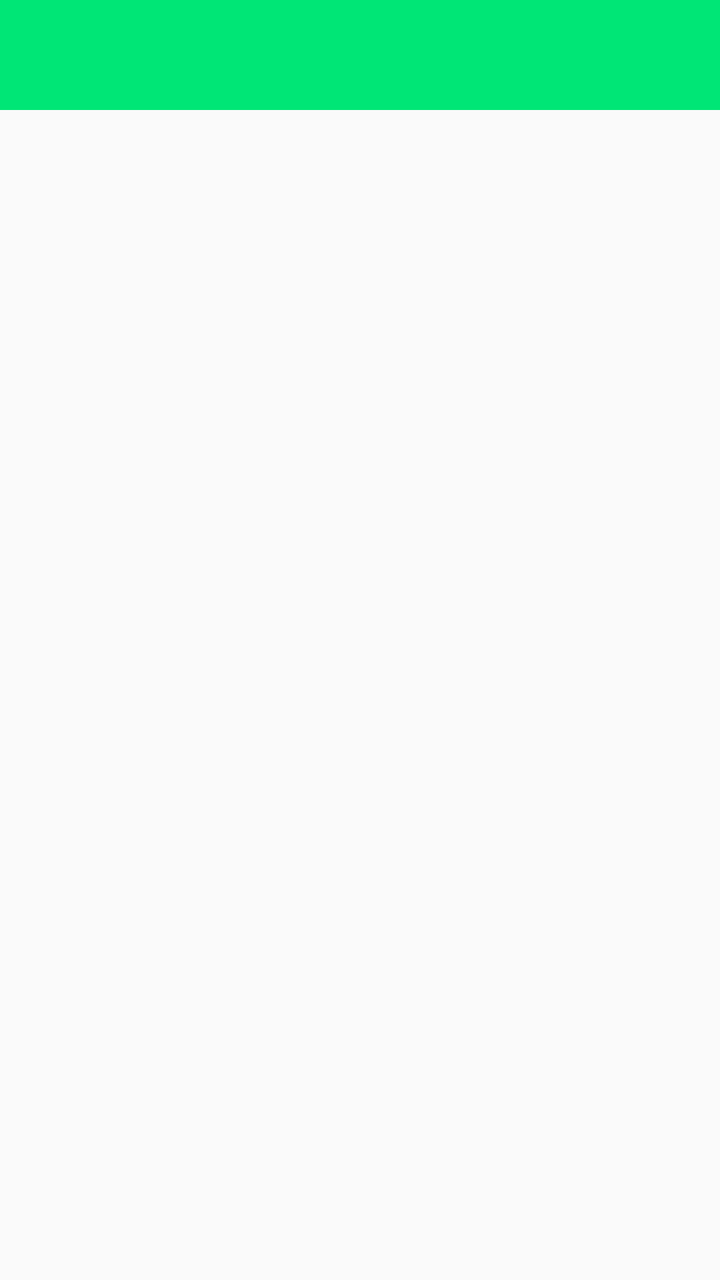
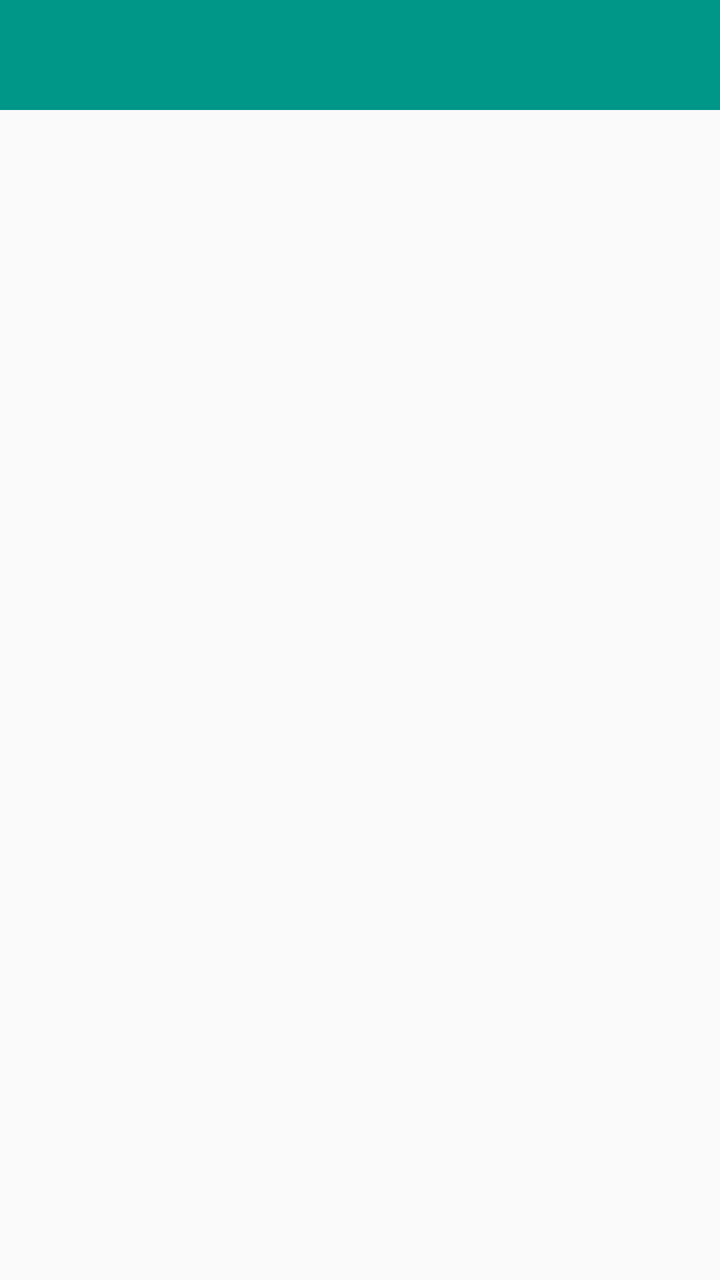

Two renders of the same Android screen: before a commit and after it. Below are the layout's source before the change and the commit's diff.
<!-- AndroidManifest.xml: application theme AppTheme -->
<!-- res/layout/activity_v2ray_settings.xml -->
<?xml version="1.0" encoding="utf-8"?>
<LinearLayout xmlns:android="http://schemas.android.com/apk/res/android"
    xmlns:app="http://schemas.android.com/apk/res-auto"
    android:orientation="vertical"
    android:id="@+id/v2ray_main_layout"
    android:layout_width="match_parent"
    android:layout_height="match_parent"
    android:background="#FAFAFA">

    <com.google.android.material.appbar.AppBarLayout
        android:layout_width="match_parent"
        android:layout_height="wrap_content"
        android:theme="@style/ThemeOverlay.AppCompat.Dark.ActionBar">

        <androidx.appcompat.widget.Toolbar
            android:id="@+id/toolbar_main"
            android:layout_width="match_parent"
            android:layout_height="55dp"
            android:background="#00E676" 
            android:minHeight="?attr/actionBarSize" />

    </com.google.android.material.appbar.AppBarLayout>

    <FrameLayout
        android:id="@+id/settings_container"
        android:layout_width="match_parent"
        android:layout_height="0dp"
        android:layout_weight="1.0" />

</LinearLayout>
<!-- resources referenced by this layout -->
<resources>
  <style name="AppTheme" parent="Theme.MaterialComponents.Light.NoActionBar">
          <item name="colorPrimary">#D32F2F</item>
          <item name="colorPrimaryDark">#B71C1C</item>
          <item name="colorAccent">#D32F2F</item>
          
          <item name="android:textColorPrimary">@android:color/black</item>
          <item name="android:textColorSecondary">@android:color/darker_gray</item>
      </style>
</resources>

<!-- the commit's change to res/layout/activity_v2ray_settings.xml (unified diff, before → after) -->
@@ -16,7 +16,7 @@
             android:id="@+id/toolbar_main"
             android:layout_width="match_parent"
             android:layout_height="55dp"
-            android:background="#00E676" 
+            android:background="#009688"
             android:minHeight="?attr/actionBarSize" />
 
     </com.google.android.material.appbar.AppBarLayout>
<!-- resource entries referenced after the edit -->
@@ -1,9 +1,9 @@
 <!-- resources referenced by this layout -->
 <resources>
   <style name="AppTheme" parent="Theme.MaterialComponents.Light.NoActionBar">
-          <item name="colorPrimary">#D32F2F</item>
-          <item name="colorPrimaryDark">#B71C1C</item>
-          <item name="colorAccent">#D32F2F</item>
+          <item name="colorPrimary">#009688</item>
+          <item name="colorPrimaryDark">#00796B</item>
+          <item name="colorAccent">#009688</item>
           
           <item name="android:textColorPrimary">@android:color/black</item>
           <item name="android:textColorSecondary">@android:color/darker_gray</item>
